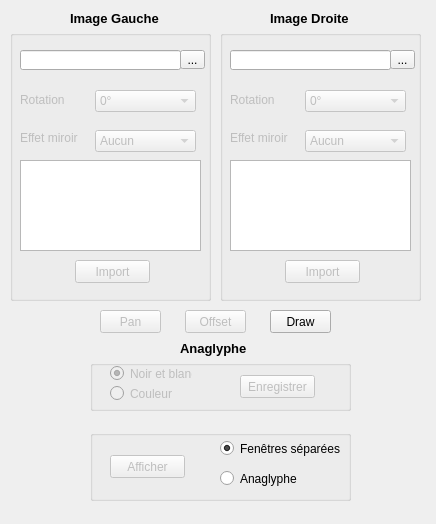
Above: ui-optionWindow.ui from Direction-des-inventaires-forestiers/StereoPhoto before the change. Below: the same form after it.
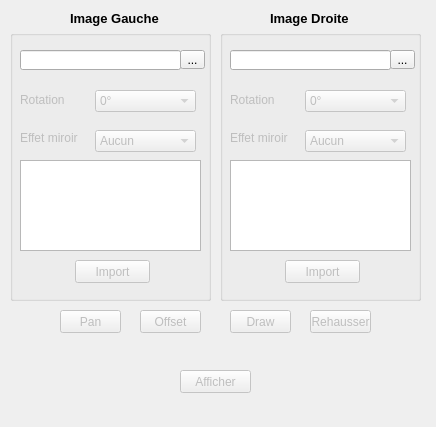
That is the form after the change. Icons and pictures are not drawn.

```diff
--- a/ui-optionWindow.ui
+++ b/ui-optionWindow.ui
@@ -7,7 +7,7 @@
     <x>0</x>
     <y>0</y>
     <width>436</width>
-    <height>524</height>
+    <height>427</height>
    </rect>
   </property>
   <property name="windowTitle">
@@ -422,149 +422,13 @@
     </property>
    </widget>
   </widget>
-  <widget class="QLabel" name="label_9">
-   <property name="geometry">
-    <rect>
-     <x>180</x>
-     <y>340</y>
-     <width>101</width>
-     <height>16</height>
-    </rect>
-   </property>
-   <property name="font">
-    <font>
-     <pointsize>10</pointsize>
-     <weight>75</weight>
-     <bold>true</bold>
-    </font>
-   </property>
-   <property name="text">
-    <string>Anaglyphe</string>
-   </property>
-  </widget>
-  <widget class="QGroupBox" name="groupBox">
-   <property name="geometry">
-    <rect>
-     <x>90</x>
-     <y>430</y>
-     <width>261</width>
-     <height>71</height>
-    </rect>
-   </property>
-   <property name="title">
-    <string/>
-   </property>
-   <widget class="QRadioButton" name="radioAnaglyph">
-    <property name="geometry">
-     <rect>
-      <x>130</x>
-      <y>40</y>
-      <width>82</width>
-      <height>17</height>
-     </rect>
-    </property>
-    <property name="text">
-     <string>Anaglyphe</string>
-    </property>
-   </widget>
-   <widget class="QRadioButton" name="radioSepare">
-    <property name="geometry">
-     <rect>
-      <x>130</x>
-      <y>10</y>
-      <width>121</width>
-      <height>17</height>
-     </rect>
-    </property>
-    <property name="text">
-     <string>Fenêtres séparées</string>
-    </property>
-    <property name="checked">
-     <bool>true</bool>
-    </property>
-   </widget>
-   <widget class="QPushButton" name="affichageButton">
-    <property name="enabled">
-     <bool>false</bool>
-    </property>
-    <property name="geometry">
-     <rect>
-      <x>20</x>
-      <y>25</y>
-      <width>75</width>
-      <height>23</height>
-     </rect>
-    </property>
-    <property name="text">
-     <string>Afficher</string>
-    </property>
-   </widget>
-  </widget>
-  <widget class="QGroupBox" name="groupBoxSuper">
-   <property name="enabled">
-    <bool>false</bool>
-   </property>
-   <property name="geometry">
-    <rect>
-     <x>90</x>
-     <y>360</y>
-     <width>261</width>
-     <height>51</height>
-    </rect>
-   </property>
-   <property name="title">
-    <string/>
-   </property>
-   <widget class="QRadioButton" name="radioCouleur">
-    <property name="geometry">
-     <rect>
-      <x>20</x>
-      <y>25</y>
-      <width>82</width>
-      <height>17</height>
-     </rect>
-    </property>
-    <property name="text">
-     <string>Couleur</string>
-    </property>
-   </widget>
-   <widget class="QRadioButton" name="radioNoirBlanc">
-    <property name="geometry">
-     <rect>
-      <x>20</x>
-      <y>5</y>
-      <width>82</width>
-      <height>17</height>
-     </rect>
-    </property>
-    <property name="text">
-     <string>Noir et blanc</string>
-    </property>
-    <property name="checked">
-     <bool>true</bool>
-    </property>
-   </widget>
-   <widget class="QPushButton" name="saveSuper">
-    <property name="geometry">
-     <rect>
-      <x>150</x>
-      <y>15</y>
-      <width>75</width>
-      <height>23</height>
-     </rect>
-    </property>
-    <property name="text">
-     <string>Enregistrer</string>
-    </property>
-   </widget>
-  </widget>
   <widget class="QPushButton" name="panButton">
    <property name="enabled">
     <bool>false</bool>
    </property>
    <property name="geometry">
     <rect>
-     <x>100</x>
+     <x>60</x>
      <y>310</y>
      <width>61</width>
      <height>23</height>
@@ -583,7 +447,7 @@
    </property>
    <property name="geometry">
     <rect>
-     <x>185</x>
+     <x>140</x>
      <y>310</y>
      <width>61</width>
      <height>23</height>
@@ -597,9 +461,12 @@
    </property>
   </widget>
   <widget class="QPushButton" name="drawButton">
+   <property name="enabled">
+    <bool>false</bool>
+   </property>
    <property name="geometry">
     <rect>
-     <x>270</x>
+     <x>230</x>
      <y>310</y>
      <width>61</width>
      <height>23</height>
@@ -612,7 +479,42 @@
     <bool>true</bool>
    </property>
   </widget>
-  <zorder>groupBoxCyan</zorder>
+  <widget class="QPushButton" name="enhanceButton">
+   <property name="enabled">
+    <bool>false</bool>
+   </property>
+   <property name="geometry">
+    <rect>
+     <x>310</x>
+     <y>310</y>
+     <width>61</width>
+     <height>23</height>
+    </rect>
+   </property>
+   <property name="text">
+    <string>Rehausser</string>
+   </property>
+   <property name="checkable">
+    <bool>false</bool>
+   </property>
+  </widget>
+  <widget class="QPushButton" name="affichageButton">
+   <property name="enabled">
+    <bool>false</bool>
+   </property>
+   <property name="geometry">
+    <rect>
+     <x>180</x>
+     <y>370</y>
+     <width>71</width>
+     <height>23</height>
+    </rect>
+   </property>
+   <property name="text">
+    <string>Afficher</string>
+   </property>
+  </widget>
+  <zorder>groupBoxRight</zorder>
   <zorder>label_5</zorder>
   <zorder>label_6</zorder>
   <zorder>label_9</zorder>
```
Left out of the diff: 39 changed lines with no effect on the pictures.
